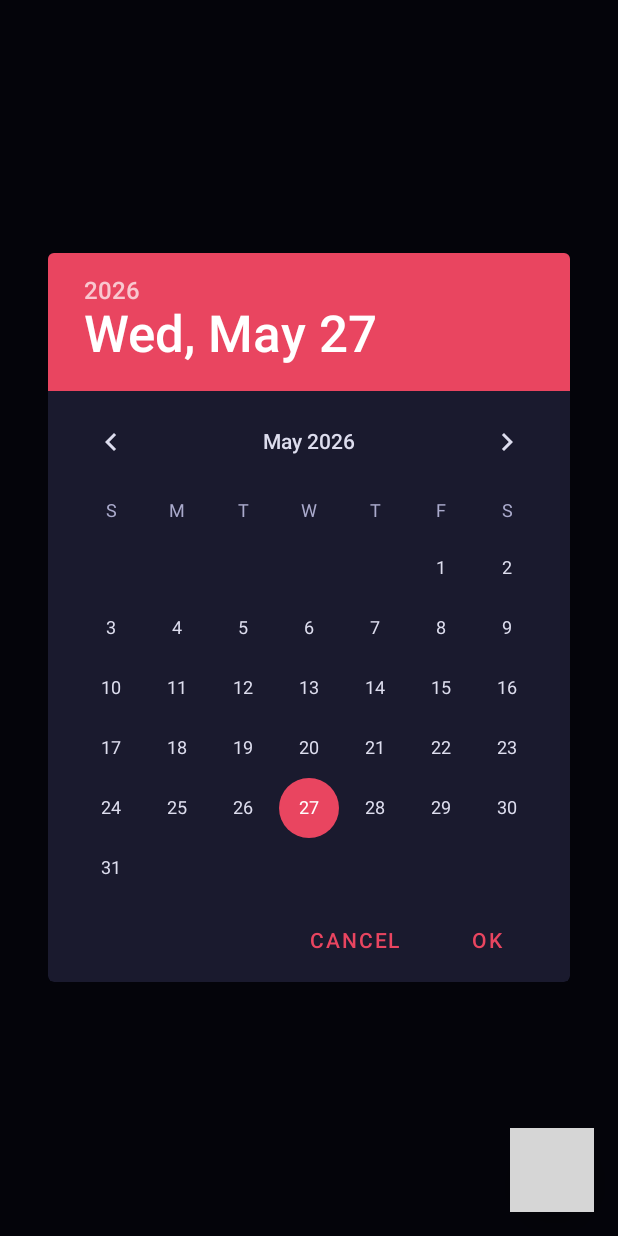
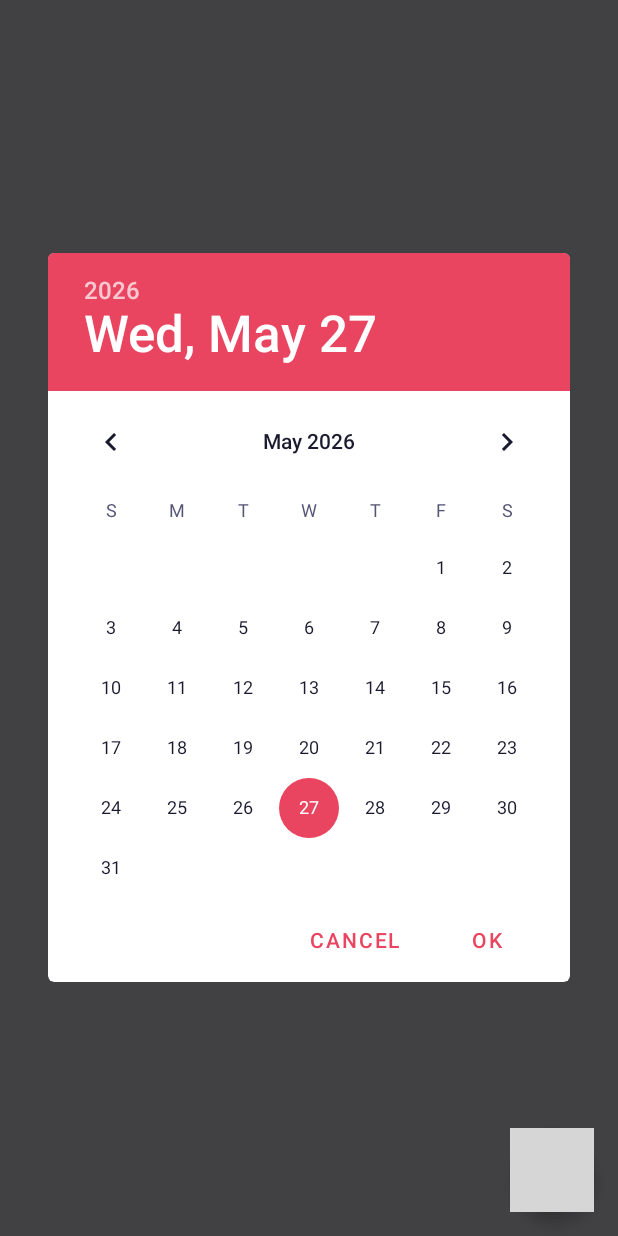
Before and after one commit to arkodiy/Tets_claude, an Android app: the screen it shows after launch (MainActivity), after a tap on "Add task", on a phone screen of 412 x 824 dp. Run offline under Robolectric (Android 15) with nearby library versions, the phone set to English and light mode, and no system bars; grey boxes are pictures that could not be loaded.

Commit message:
Add swipe trash icon, edit dialog delete/date-shift buttons, and day/night theme
- Draw white trash icon on red background during left-swipe delete
- Edit dialog: show Yesterday/Tomorrow buttons to shift task date by one day
- Edit dialog: show Delete Task button to remove task without swipe
- Add light/dark color resources (values/colors.xml + values-night/colors.xml)
- Update themes.xml and all layouts to use @color/ references for proper theming
- Drag handle icon now tinted via app:tint so it adapts to each theme

https://claude.ai/code/session_019hqw3P2QPtzC5ZJCRzph6j

```diff
--- a/app/src/main/java/com/taskmanager/app/MainActivity.java
+++ b/app/src/main/java/com/taskmanager/app/MainActivity.java
@@ -4,6 +4,7 @@ import android.app.DatePickerDialog;
 import android.graphics.Canvas;
 import android.graphics.Color;
 import android.graphics.Paint;
+import android.graphics.drawable.Drawable;
 import android.os.Bundle;
 import android.view.LayoutInflater;
 import android.view.View;
@@ -12,12 +13,13 @@ import android.widget.TextView;
 import androidx.annotation.NonNull;
 import androidx.appcompat.app.AlertDialog;
 import androidx.appcompat.app.AppCompatActivity;
+import androidx.core.content.ContextCompat;
 import androidx.recyclerview.widget.ItemTouchHelper;
 import androidx.recyclerview.widget.LinearLayoutManager;
 import androidx.recyclerview.widget.RecyclerView;
 
+import com.google.android.material.button.MaterialButton;
 import com.google.android.material.dialog.MaterialAlertDialogBuilder;
-import com.google.android.material.floatingactionbutton.FloatingActionButton;
 import com.google.android.material.textfield.TextInputEditText;
 import com.google.android.material.textfield.TextInputLayout;
 
@@ -40,6 +42,7 @@ public class MainActivity extends AppCompatActivity {
     private DatabaseHelper db;
     private final ExecutorService executor = Executors.newSingleThreadExecutor();
     private final Paint deletePaint = new Paint();
+    private Drawable deleteIcon;
 
     private static final SimpleDateFormat DB_FMT =
             new SimpleDateFormat("yyyy-MM-dd", Locale.US);
@@ -50,6 +53,7 @@ public class MainActivity extends AppCompatActivity {
         setContentView(R.layout.activity_main);
 
         deletePaint.setColor(Color.parseColor("#c0392b"));
+        deleteIcon = ContextCompat.getDrawable(this, R.drawable.ic_delete_white);
 
         db           = DatabaseHelper.getInstance(this);
         recyclerView = findViewById(R.id.recyclerView);
@@ -116,6 +120,17 @@ public class MainActivity extends AppCompatActivity {
                     View v = vh.itemView;
                     c.drawRect(v.getRight() + dX, v.getTop(),
                                v.getRight(), v.getBottom(), deletePaint);
+                    if (deleteIcon != null) {
+                        float density = getResources().getDisplayMetrics().density;
+                        int iconSize  = (int) (24 * density);
+                        int margin    = (int) (16 * density);
+                        int itemHeight = v.getBottom() - v.getTop();
+                        int iconTop   = v.getTop() + (itemHeight - iconSize) / 2;
+                        int iconRight = v.getRight() - margin;
+                        deleteIcon.setBounds(iconRight - iconSize, iconTop,
+                                             iconRight, iconTop + iconSize);
+                        deleteIcon.draw(c);
+                    }
                 }
                 super.onChildDraw(c, rv, vh, dX, dY, actionState, isCurrentlyActive);
             }
@@ -135,8 +150,7 @@ public class MainActivity extends AppCompatActivity {
         });
         itemTouchHelper.attachToRecyclerView(recyclerView);
 
-        FloatingActionButton fab = findViewById(R.id.fab);
-        fab.setOnClickListener(v -> showTaskDialog(null));
+        findViewById(R.id.fab).setOnClickListener(v -> showTaskDialog(null));
 
         reloadOnUiThread(null);
     }
@@ -167,14 +181,22 @@ public class MainActivity extends AppCompatActivity {
     private void showTaskDialog(Task existing) {
         boolean isEdit = existing != null;
         View view = LayoutInflater.from(this).inflate(R.layout.dialog_add_task, null);
-        TextInputLayout   nameLayout = view.findViewById(R.id.nameLayout);
-        TextInputEditText editDate   = view.findViewById(R.id.editDate);
-        TextInputEditText editName   = view.findViewById(R.id.editName);
+        TextInputLayout   nameLayout       = view.findViewById(R.id.nameLayout);
+        TextInputEditText editDate         = view.findViewById(R.id.editDate);
+        TextInputEditText editName         = view.findViewById(R.id.editName);
+        View              quickDateButtons = view.findViewById(R.id.quickDateButtons);
+        MaterialButton    btnYesterday     = view.findViewById(R.id.btnYesterday);
+        MaterialButton    btnTomorrow      = view.findViewById(R.id.btnTomorrow);
+        MaterialButton    btnDelete        = view.findViewById(R.id.btnDeleteTask);
 
         final String[] selectedDate = {isEdit ? existing.date : DB_FMT.format(new Date())};
         editDate.setText(selectedDate[0]);
         editDate.setKeyListener(null);
-        if (isEdit) editName.setText(existing.name);
+        if (isEdit) {
+            editName.setText(existing.name);
+            quickDateButtons.setVisibility(View.VISIBLE);
+            btnDelete.setVisibility(View.VISIBLE);
+        }
 
         View.OnClickListener openPicker = v -> {
             Calendar cal = Calendar.getInstance();
@@ -190,6 +212,9 @@ public class MainActivity extends AppCompatActivity {
         };
         editDate.setOnClickListener(openPicker);
         editDate.setOnFocusChangeListener((v, has) -> { if (has) openPicker.onClick(v); });
+
+        btnYesterday.setOnClickListener(v -> shiftDate(selectedDate, editDate, -1));
+        btnTomorrow.setOnClickListener(v  -> shiftDate(selectedDate, editDate, +1));
 
         AlertDialog dialog = new MaterialAlertDialogBuilder(this)
                 .setTitle(isEdit ? "Edit Task" : "New Task")
@@ -228,6 +253,27 @@ public class MainActivity extends AppCompatActivity {
                 });
             }
         });
+
+        if (isEdit) {
+            btnDelete.setOnClickListener(v -> {
+                dialog.dismiss();
+                executor.execute(() -> {
+                    db.deleteTask(existing.id);
+                    reloadOnUiThread(null);
+                });
+            });
+        }
+    }
+
+    private void shiftDate(String[] selectedDate, TextInputEditText editDate, int days) {
+        try {
+            Calendar cal = Calendar.getInstance();
+            Date d = DB_FMT.parse(selectedDate[0]);
+            if (d != null) cal.setTime(d);
+            cal.add(Calendar.DAY_OF_MONTH, days);
+            selectedDate[0] = DB_FMT.format(cal.getTime());
+            editDate.setText(selectedDate[0]);
+        } catch (Exception ignored) {}
     }
 
     @Override
--- a/app/src/main/res/drawable/ic_drag_handle.xml
+++ b/app/src/main/res/drawable/ic_delete_white.xml
@@ -5,6 +5,6 @@
     android:viewportWidth="24"
     android:viewportHeight="24">
     <path
-        android:fillColor="#66668a"
-        android:pathData="M20,9H4v2h16V9zM4,15h16v-2H4v2z"/>
+        android:fillColor="#FFFFFF"
+        android:pathData="M6,19c0,1.1 0.9,2 2,2h8c1.1,0 2,-0.9 2,-2V7H6v12zM19,4h-3.5l-1,-1h-5l-1,1H5v2h14V4z"/>
 </vector>
--- a/app/src/main/res/layout/activity_main.xml
+++ b/app/src/main/res/layout/activity_main.xml
@@ -4,7 +4,7 @@
     xmlns:app="http://schemas.android.com/apk/res-auto"
     android:layout_width="match_parent"
     android:layout_height="match_parent"
-    android:background="#0f0f23">
+    android:background="@color/color_background">
 
     <androidx.recyclerview.widget.RecyclerView
         android:id="@+id/recyclerView"
@@ -22,7 +22,7 @@
         android:layout_gravity="center"
         android:gravity="center"
         android:text="No tasks yet.\nTap + to add your first task."
-        android:textColor="#666688"
+        android:textColor="@color/color_text_empty"
         android:textSize="16sp"
         android:lineSpacingExtra="4dp"
         android:visibility="gone" />
--- a/app/src/main/res/layout/dialog_add_task.xml
+++ b/app/src/main/res/layout/dialog_add_task.xml
@@ -1,6 +1,7 @@
 <?xml version="1.0" encoding="utf-8"?>
 <LinearLayout
     xmlns:android="http://schemas.android.com/apk/res/android"
+    xmlns:app="http://schemas.android.com/apk/res-auto"
     android:layout_width="match_parent"
     android:layout_height="wrap_content"
     android:orientation="vertical"
@@ -12,7 +13,7 @@
         android:layout_width="match_parent"
         android:layout_height="wrap_content"
         android:hint="Date"
-        android:layout_marginBottom="16dp">
+        android:layout_marginBottom="8dp">
 
         <com.google.android.material.textfield.TextInputEditText
             android:id="@+id/editDate"
@@ -23,12 +24,41 @@
 
     </com.google.android.material.textfield.TextInputLayout>
 
+    <LinearLayout
+        android:id="@+id/quickDateButtons"
+        android:layout_width="match_parent"
+        android:layout_height="wrap_content"
+        android:orientation="horizontal"
+        android:layout_marginBottom="16dp"
+        android:visibility="gone">
+
+        <com.google.android.material.button.MaterialButton
+            android:id="@+id/btnYesterday"
+            style="@style/Widget.MaterialComponents.Button.OutlinedButton"
+            android:layout_width="0dp"
+            android:layout_weight="1"
+            android:layout_height="wrap_content"
+            android:layout_marginEnd="4dp"
+            android:text="Yesterday" />
+
+        <com.google.android.material.button.MaterialButton
+            android:id="@+id/btnTomorrow"
+            style="@style/Widget.MaterialComponents.Button.OutlinedButton"
+            android:layout_width="0dp"
+            android:layout_weight="1"
+            android:layout_height="wrap_content"
+            android:layout_marginStart="4dp"
+            android:text="Tomorrow" />
+
+    </LinearLayout>
+
     <com.google.android.material.textfield.TextInputLayout
         android:id="@+id/nameLayout"
         style="@style/Widget.MaterialComponents.TextInputLayout.OutlinedBox"
         android:layout_width="match_parent"
         android:layout_height="wrap_content"
-        android:hint="Task name">
+        android:hint="Task name"
+        android:layout_marginBottom="16dp">
 
         <com.google.android.material.textfield.TextInputEditText
             android:id="@+id/editName"
@@ -40,4 +70,17 @@
 
     </com.google.android.material.textfield.TextInputLayout>
 
+    <com.google.android.material.button.MaterialButton
+        android:id="@+id/btnDeleteTask"
+        style="@style/Widget.MaterialComponents.Button.OutlinedButton"
+        android:layout_width="match_parent"
+        android:layout_height="wrap_content"
+        android:text="Delete Task"
+        android:textColor="@color/color_accent"
+        app:strokeColor="@color/color_accent"
+        app:icon="@drawable/ic_delete_white"
+        app:iconTint="@color/color_accent"
+        app:iconGravity="textStart"
+        android:visibility="gone" />
+
 </LinearLayout>
--- a/app/src/main/res/layout/item_day_header.xml
+++ b/app/src/main/res/layout/item_day_header.xml
@@ -9,9 +9,9 @@
     android:paddingTop="24dp"
     android:paddingBottom="8dp"
     android:text="Monday, January 1"
-    android:textColor="#e94560"
+    android:textColor="@color/color_accent"
     android:textSize="13sp"
     android:textStyle="bold"
     android:letterSpacing="0.06"
     android:textAllCaps="true"
-    android:background="#0f0f23" />
+    android:background="@color/color_background" />
--- /dev/null
+++ b/app/src/main/res/values-night/colors.xml
@@ -0,0 +1,12 @@
+<?xml version="1.0" encoding="utf-8"?>
+<resources>
+    <color name="color_accent">#e94560</color>
+    <color name="color_accent_dark">#c73652</color>
+    <color name="color_background">#0f0f23</color>
+    <color name="color_surface">#1a1a2e</color>
+    <color name="color_task_item">#12122a</color>
+    <color name="color_text_primary">#ddddee</color>
+    <color name="color_text_secondary">#aaaacc</color>
+    <color name="color_text_empty">#666688</color>
+    <color name="color_drag_handle">#66668a</color>
+</resources>
--- /dev/null
+++ b/app/src/main/res/values/colors.xml
@@ -0,0 +1,12 @@
+<?xml version="1.0" encoding="utf-8"?>
+<resources>
+    <color name="color_accent">#e94560</color>
+    <color name="color_accent_dark">#c73652</color>
+    <color name="color_background">#F0F0F8</color>
+    <color name="color_surface">#FFFFFF</color>
+    <color name="color_task_item">#FFFFFF</color>
+    <color name="color_text_primary">#1a1a2e</color>
+    <color name="color_text_secondary">#555577</color>
+    <color name="color_text_empty">#888899</color>
+    <color name="color_drag_handle">#AAAACC</color>
+</resources>
--- a/app/src/main/res/values/themes.xml
+++ b/app/src/main/res/values/themes.xml
@@ -1,16 +1,16 @@
 <?xml version="1.0" encoding="utf-8"?>
 <resources>
     <style name="AppTheme" parent="Theme.MaterialComponents.DayNight.NoActionBar">
-        <item name="colorPrimary">#e94560</item>
-        <item name="colorPrimaryVariant">#c73652</item>
+        <item name="colorPrimary">@color/color_accent</item>
+        <item name="colorPrimaryVariant">@color/color_accent_dark</item>
         <item name="colorOnPrimary">#ffffff</item>
-        <item name="colorSecondary">#e94560</item>
+        <item name="colorSecondary">@color/color_accent</item>
         <item name="colorOnSecondary">#ffffff</item>
-        <item name="colorSurface">#1a1a2e</item>
-        <item name="colorOnSurface">#ddddee</item>
-        <item name="android:colorBackground">#0f0f23</item>
-        <item name="android:windowBackground">#0f0f23</item>
-        <item name="android:textColorPrimary">#ddddee</item>
-        <item name="android:textColorSecondary">#aaaacc</item>
+        <item name="colorSurface">@color/color_surface</item>
+        <item name="colorOnSurface">@color/color_text_primary</item>
+        <item name="android:colorBackground">@color/color_background</item>
+        <item name="android:windowBackground">@color/color_background</item>
+        <item name="android:textColorPrimary">@color/color_text_primary</item>
+        <item name="android:textColorSecondary">@color/color_text_secondary</item>
     </style>
 </resources>
```
Also changed, not shown: app/src/main/res/layout/item_task.xml (+6 -4 lines).
